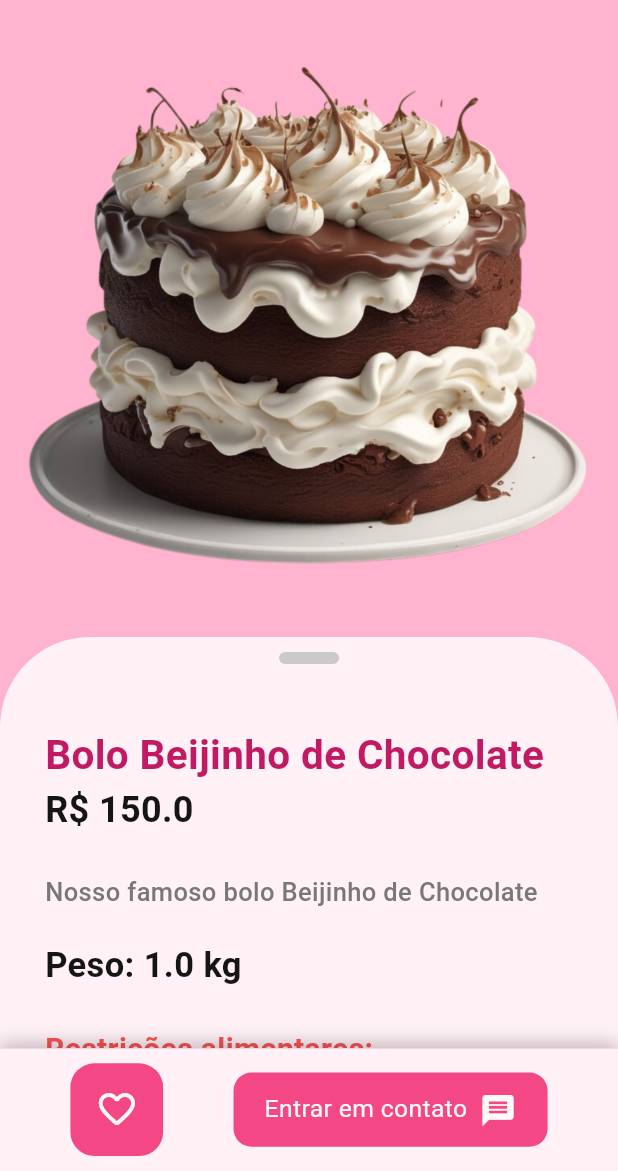
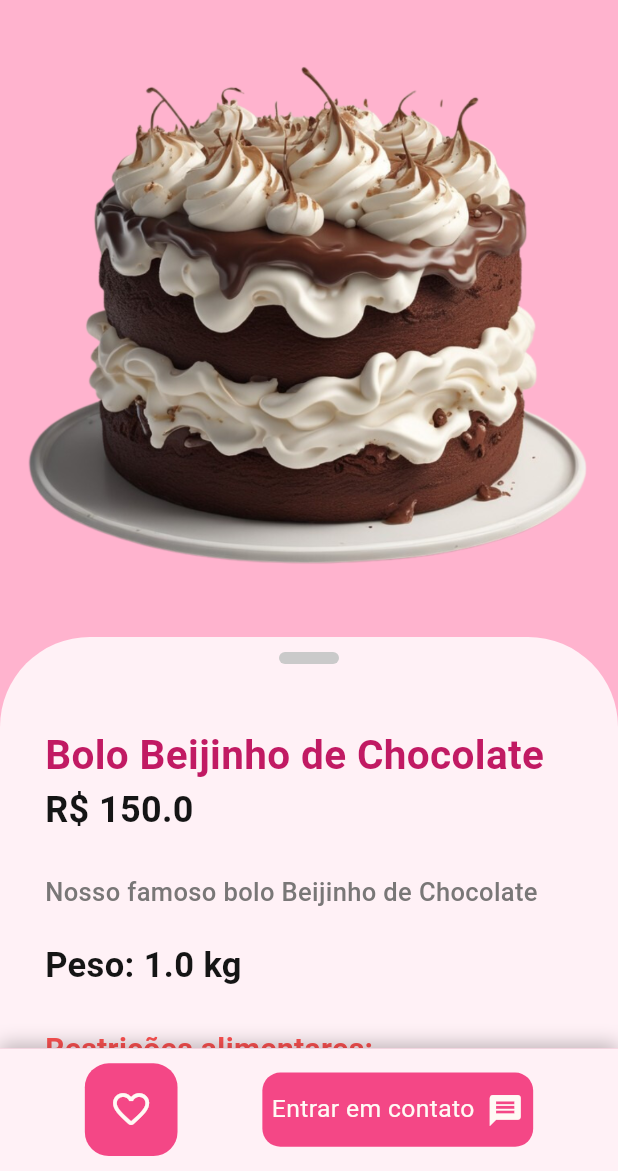
Before and after one commit to Geotryy/Cake-Co, a Flutter app: the HomeScreen screen opened directly, after a tap on an icon or button, on a phone screen of 412 x 824 dp, the part 65-1236 px from its top. Run offline on Flutter 3.47's test engine with Material 3 defaults, Android fonts, the phone set to English and light mode, and no system bars; our stand-ins replace google_nav_bar.

Commit message:
otimizacao do codigo

```diff
--- /dev/null
+++ b/lib/src/models/cart_item_model.dart
@@ -0,0 +1,2 @@
+import 'package:cardapio_app/src/models/item_model.dart';
+import 'package:flutter/material.dart';
--- a/lib/src/models/item_model.dart
+++ b/lib/src/models/item_model.dart
@@ -1,4 +1,4 @@
-class itemModel{
+class ItemModel{
 String itemName;
 String imgUrl;
 String unit;
@@ -8,7 +8,7 @@ String description;
 List<String>? restricoes;
 bool isFavorited;
 
-itemModel ({
+ItemModel ({
 required this.itemName,
 required this.imgUrl,
 required this.unit,
--- a/lib/src/pages/base/base_screen.dart
+++ b/lib/src/pages/base/base_screen.dart
@@ -1,5 +1,5 @@
 import 'package:cardapio_app/src/pages/home/home_screen.dart';
-import 'package:cardapio_app/src/pages/saved/favorited_screen.dart';
+import 'package:cardapio_app/src/pages/favorites/favorited_screen.dart';
 import 'package:cardapio_app/src/utils/colors.dart';
 import 'package:flutter/cupertino.dart';
 import 'package:flutter/material.dart';
--- a/lib/src/pages/home/components/item_tile.dart
+++ b/lib/src/pages/home/components/item_tile.dart
@@ -4,33 +4,39 @@ import 'package:cardapio_app/src/utils/colors.dart';
 import 'package:flutter/material.dart';
 
 class ItemLayout extends StatelessWidget {
-   const ItemLayout(
-      {super.key,
+  const ItemLayout({super.key, required this.item});
 
-      required this.item
-});
-
-  final itemModel item;
+  final ItemModel item;
 
   @override
   Widget build(BuildContext context) {
     return GestureDetector(
-      onTap: (){
-        Navigator.push(context, (MaterialPageRoute(builder: (c) => ProductScreen(item: item))));
+      onTap: () {
+        Navigator.push(context,
+            (MaterialPageRoute(builder: (c) => ProductScreen(item: item))));
       },
+      //CONTAINER GERAL DO PRODUTO
       child: Container(
         width: MediaQuery.of(context).size.width * 0.9,
         decoration: BoxDecoration(
-            borderRadius: BorderRadius.circular(26), color: AppColors.roseLight),
-        child: Column(
-          crossAxisAlignment: CrossAxisAlignment.center,
-          children: [
+            borderRadius: BorderRadius.circular(26),
+            color: AppColors.roseLight),
+        child: Column(crossAxisAlignment: CrossAxisAlignment.center, children: [
+          //IMAGEM DO PRODUTO COM PADDING
           Padding(
             padding: const EdgeInsets.all(10.0),
-              child: Image.asset(item.imgUrl, width:MediaQuery.of(context).size.width * 0.5 ,),
+            child: Hero(
+              tag: item.imgUrl,
+              child: Image.asset(
+                item.imgUrl,
+                width: MediaQuery.of(context).size.width * 0.5,
               ),
+            ),
+          ),
+          //CONTAINER CONTENDO AS INFORMAÇÕES DO ITEM
           Container(
-              decoration: BoxDecoration(borderRadius: BorderRadius.circular(26), color: AppColors.snow),
+            decoration: BoxDecoration(
+                borderRadius: BorderRadius.circular(26), color: AppColors.snow),
             padding: EdgeInsets.symmetric(vertical: 10, horizontal: 15),
             margin: EdgeInsets.only(bottom: 10, left: 10, right: 10),
             child: Row(
@@ -39,7 +45,7 @@ class ItemLayout extends StatelessWidget {
                 // Informações do produto
                 Column(
                   crossAxisAlignment: CrossAxisAlignment.start,
-                    children:  [
+                  children: [
                     Text(
                       'R\$ ${item.price.toStringAsFixed(2)}', // Formatação correta
                       style: TextStyle(
@@ -71,7 +77,9 @@ class ItemLayout extends StatelessWidget {
                   ),
                 )
               ],
-        ),),]),
+            ),
+          ),
+        ]),
       ),
     );
   }
--- a/lib/src/pages/product/body.dart
+++ b/lib/src/pages/product/body.dart
@@ -4,7 +4,7 @@ import 'package:flutter/material.dart';
 
 class BodyProductScreen extends StatelessWidget {
   const BodyProductScreen({super.key, required this.item});
-  final itemModel item;
+  final ItemModel item;
 
   @override
   Widget build(BuildContext context) {
@@ -15,8 +15,11 @@ class BodyProductScreen extends StatelessWidget {
         child: Column(children: [
           // IMAGEM DO ITEM
           Expanded(
+            child: Hero(
+              tag: item.imgUrl,
               child: Image.asset(
                 item.imgUrl,
+              ),
             ),
           ),
 
@@ -33,7 +36,6 @@ class BodyProductScreen extends StatelessWidget {
               child: Column(
                 crossAxisAlignment: CrossAxisAlignment.stretch,
                 children: [
-
                   // WIDGET PARA REPRESENTAR A ROLAGEM DA TELA
                   Center(
                     child: Container(
--- a/lib/src/pages/product/product_screen.dart
+++ b/lib/src/pages/product/product_screen.dart
@@ -1,18 +1,18 @@
 import 'package:cardapio_app/src/models/item_model.dart';
 import 'package:cardapio_app/src/pages/product/body.dart';
+import 'package:cardapio_app/src/utils/appbar.dart';
 import 'package:cardapio_app/src/utils/colors.dart';
 import 'package:flutter/material.dart';
 
 class ProductScreen extends StatelessWidget {
   const ProductScreen({super.key, required this.item});
 
-  final itemModel item;
+  final ItemModel item;
 
   @override
   Widget build(BuildContext context) {
     return Scaffold(
-         bottomNavigationBar:
-         Container(
+        bottomNavigationBar: Container(
             decoration: BoxDecoration(
               color: Color(0XFFFFF1F6),
               boxShadow: [
@@ -25,26 +25,10 @@ class ProductScreen extends StatelessWidget {
             ),
             // Cor do fundo do container
             padding: EdgeInsets.symmetric(vertical: 10),
-          child: FixedButtonContainer(item: item,)
-),
-        appBar: AppBar(
-          leading: IconButton(
-            icon: Icon(
-              Icons.arrow_back_ios_new_rounded,
-              color: AppColors.fuchsia,
-            ), // Ícone que você quer
-            onPressed: () {
-              Navigator.pop(context);
-              // Aqui você define o que acontece quando o ícone é clicado
-            },
-          ),
-          backgroundColor: Colors.transparent,
-          title: Text('Cake & Co.',
-              style: TextStyle(
-                  fontFamily: 'Cocogoose',
-                  fontSize: 24,
-                  color: AppColors.fuchsia)),
-        ),
+            child: FixedButtonContainer(
+              item: item,
+            )),
+        appBar: CustomAppBar(),
         backgroundColor: AppColors.roseLight,
         body: BodyProductScreen(item: item));
   }
@@ -52,8 +36,8 @@ class ProductScreen extends StatelessWidget {
 
 // CONTAINER DOS BOTÕES FIXADOS NA PARTE INFERIOR
 class FixedButtonContainer extends StatefulWidget {
-  FixedButtonContainer({super.key, required this.item});
-  final itemModel item;
+  const FixedButtonContainer({super.key, required this.item});
+  final ItemModel item;
 
   @override
   State<FixedButtonContainer> createState() => _FixedButtonContainerState();
@@ -67,11 +51,11 @@ class _FixedButtonContainerState extends State<FixedButtonContainer> {
     return Row(
       mainAxisAlignment: MainAxisAlignment.spaceEvenly,
       children: [
+        //BOTÃO DE FAVORITAR
         GestureDetector(
           onTap: () {
             setState(() {
               widget.item.isFavorited = !widget.item.isFavorited;
-              print('foi favoritado');
             });
           },
           child: Container(
@@ -90,14 +74,13 @@ class _FixedButtonContainerState extends State<FixedButtonContainer> {
             ),
           ),
         ),
+        //BOTÃO DE ENTRAR EM CONTATO
         GestureDetector(
-          onTap: () {
-            print("Entrar em contato clicado");
-          },
+          onTap: () {},
           child: Container(
             padding: EdgeInsets.symmetric(
               vertical: size.height * 0.015,
-              horizontal: size.width * 0.05,
+              horizontal: size.width * 0.015,
             ),
             decoration: BoxDecoration(
               borderRadius: BorderRadius.circular(12),
--- /dev/null
+++ b/lib/src/utils/appbar.dart
@@ -0,0 +1,29 @@
+import 'package:cardapio_app/src/utils/colors.dart';
+import 'package:flutter/material.dart';
+
+class CustomAppBar extends StatelessWidget implements PreferredSizeWidget{
+  const CustomAppBar({super.key});
+
+@override
+  Widget build(BuildContext context) {
+    return AppBar(
+          leading: IconButton(
+            icon: Icon(
+              Icons.arrow_back_ios_new_rounded,
+              color: AppColors.fuchsia,
+            ), // Ícone que você quer
+            onPressed: () {
+              Navigator.pop(context);
+              // Aqui você define o que acontece quando o ícone é clicado
+            },
+          ),
+          backgroundColor: Colors.transparent,
+          title: Text('Cake & Co.',
+              style: TextStyle(
+                  fontFamily: 'Cocogoose',
+                  fontSize: 24,
+                  color: AppColors.fuchsia)),);
+  }
+ @override
+  Size get preferredSize => Size.fromHeight(kToolbarHeight); // Implementando preferredSize
+}
```
Also changed, not shown: lib/src/config/app_data.dart (+15 -7 lines), lib/src/pages/favorites/favorited_screen.dart (added, +26 -0 lines), lib/src/pages/home/home_screen.dart (+1 -9 lines), lib/src/pages/saved/favorited_screen.dart (deleted, +0 -15 lines), lib/src/pages/favorites/item_favorited.dart (added). Lines whose indentation alone changed are shown as unchanged.
